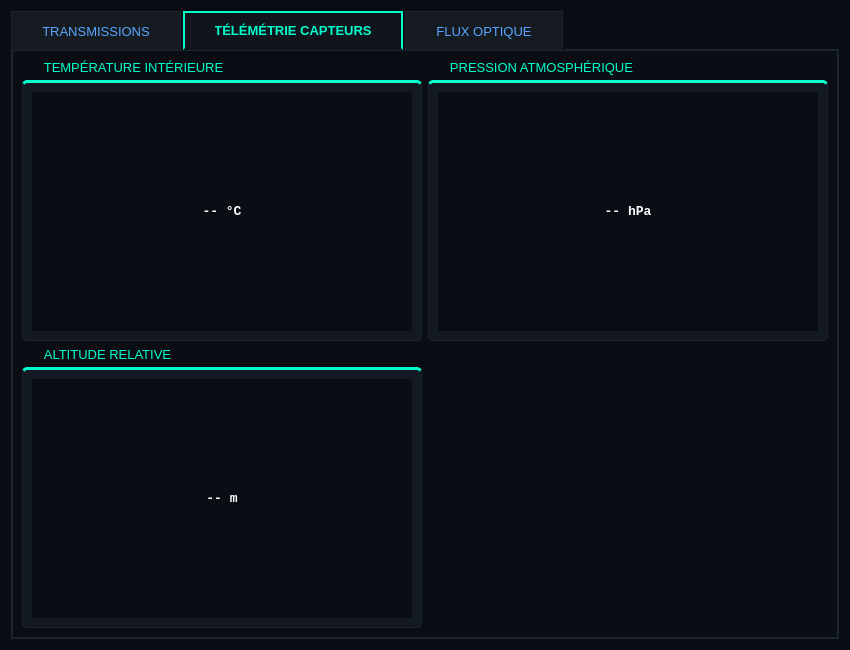
Old version of the form PBS/widget.ui in the repository lguerriau/ballonstratospherique.
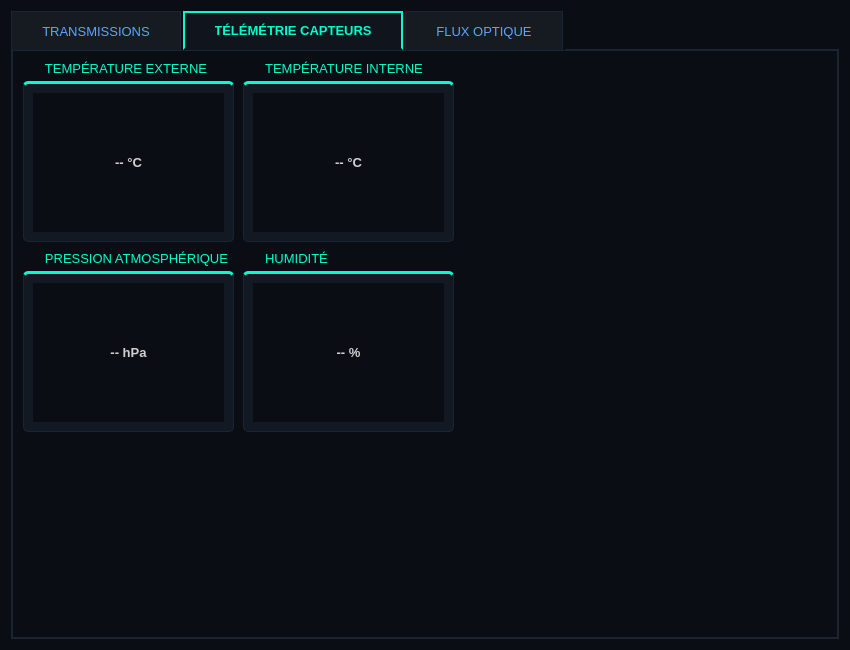
New version of the form. The open tabs and pages were chosen to show the change.

Commit message: Fix colonnes page 1et réorganisation page 2

```diff
--- a/PBS/widget.ui
+++ b/PBS/widget.ui
@@ -139,7 +139,7 @@
 }
    </string>
   </property>
-  <layout class="QVBoxLayout" name="verticalLayout_main">
+  <layout class="QHBoxLayout" name="horizontalLayout">
    <item>
     <widget class="QTabWidget" name="tabWidget">
      <property name="currentIndex">
@@ -213,19 +213,57 @@
       <attribute name="title">
        <string>TÉLÉMÉTRIE CAPTEURS</string>
       </attribute>
-      <layout class="QGridLayout" name="gridLayout_valeurs">
-       <item row="0" column="1">
-        <widget class="QGroupBox" name="group_pression">
+      <widget class="QGroupBox" name="group_temp_int">
+       <property name="geometry">
+        <rect>
+         <x>230</x>
+         <y>10</y>
+         <width>211</width>
+         <height>181</height>
+        </rect>
+       </property>
+       <property name="title">
+        <string>TEMPÉRATURE INTERNE</string>
+       </property>
+       <layout class="QVBoxLayout">
+        <item>
+         <widget class="QLabel" name="lbl_val_temp_int">
+          <property name="font">
+           <font>
+            <family>Segoe UI</family>
+            <pointsize>10</pointsize>
+            <bold>true</bold>
+           </font>
+          </property>
+          <property name="text">
+           <string>-- °C</string>
+          </property>
+          <property name="alignment">
+           <set>Qt::AlignmentFlag::AlignCenter</set>
+          </property>
+         </widget>
+        </item>
+       </layout>
+      </widget>
+      <widget class="QGroupBox" name="group_pres">
+       <property name="geometry">
+        <rect>
+         <x>10</x>
+         <y>200</y>
+         <width>211</width>
+         <height>181</height>
+        </rect>
+       </property>
          <property name="title">
           <string>PRESSION ATMOSPHÉRIQUE</string>
          </property>
          <layout class="QVBoxLayout">
           <item>
-           <widget class="QLabel" name="lbl_val_pression">
+         <widget class="QLabel" name="lbl_val_pres">
             <property name="font">
              <font>
-              <family>Consolas</family>
-              <pointsize>20</pointsize>
+            <family>Segoe UI</family>
+            <pointsize>10</pointsize>
               <bold>true</bold>
              </font>
             </property>
@@ -239,45 +277,25 @@
           </item>
          </layout>
         </widget>
-       </item>
-       <item row="1" column="0">
-        <widget class="QGroupBox" name="group_alt">
-         <property name="title">
-          <string>ALTITUDE RELATIVE</string>
-         </property>
-         <layout class="QVBoxLayout">
-          <item>
-           <widget class="QLabel" name="lbl_val_alt">
-            <property name="font">
-             <font>
-              <family>Consolas</family>
-              <pointsize>20</pointsize>
-              <bold>true</bold>
-             </font>
-            </property>
-            <property name="text">
-             <string>-- m</string>
-            </property>
-            <property name="alignment">
-             <set>Qt::AlignmentFlag::AlignCenter</set>
-            </property>
-           </widget>
-          </item>
-         </layout>
-        </widget>
-       </item>
-       <item row="0" column="0">
-        <widget class="QGroupBox" name="group_temp">
+      <widget class="QGroupBox" name="group_temp_ext">
+       <property name="geometry">
+        <rect>
+         <x>10</x>
+         <y>10</y>
+         <width>211</width>
+         <height>181</height>
+        </rect>
+       </property>
          <property name="title">
-          <string>TEMPÉRATURE INTÉRIEURE</string>
-         </property>
-         <layout class="QVBoxLayout">
+        <string>TEMPÉRATURE EXTERNE</string>
+       </property>
+       <layout class="QVBoxLayout" name="_2">
           <item>
-           <widget class="QLabel" name="lbl_val_temp">
+         <widget class="QLabel" name="lbl_val_temp_ext">
             <property name="font">
              <font>
-              <family>Consolas</family>
-              <pointsize>20</pointsize>
+            <family>Segoe UI</family>
+            <pointsize>10</pointsize>
               <bold>true</bold>
              </font>
             </property>
@@ -291,8 +309,38 @@
           </item>
          </layout>
         </widget>
-       </item>
-      </layout>
+      <widget class="QGroupBox" name="group_humi">
+       <property name="geometry">
+        <rect>
+         <x>230</x>
+         <y>200</y>
+         <width>211</width>
+         <height>181</height>
+        </rect>
+       </property>
+       <property name="title">
+        <string>HUMIDITÉ</string>
+       </property>
+       <layout class="QVBoxLayout" name="_3">
+        <item>
+         <widget class="QLabel" name="lbl_val_hum">
+          <property name="font">
+           <font>
+            <family>Segoe UI</family>
+            <pointsize>10</pointsize>
+            <bold>true</bold>
+           </font>
+          </property>
+          <property name="text">
+           <string>-- %</string>
+          </property>
+          <property name="alignment">
+           <set>Qt::AlignmentFlag::AlignCenter</set>
+          </property>
+         </widget>
+        </item>
+       </layout>
+      </widget>
      </widget>
      <widget class="QWidget" name="tab_images">
       <attribute name="title">
```
Left out of the diff: 38 changed lines with no effect on the pictures. Lines whose indentation alone changed are shown as unchanged.
